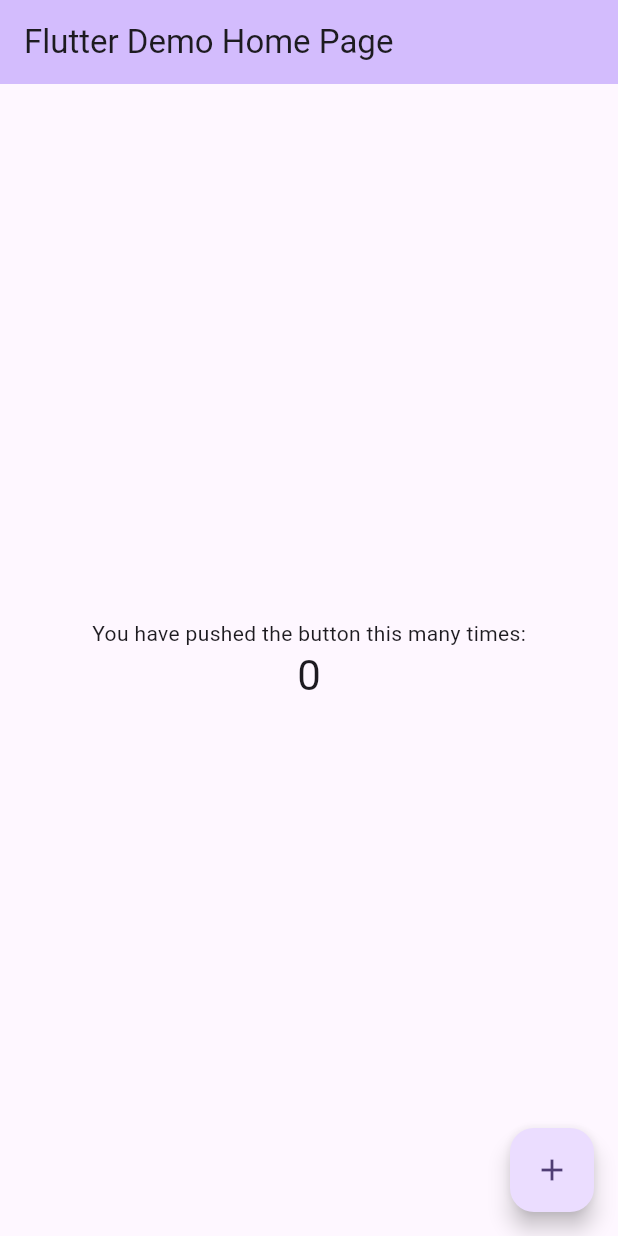
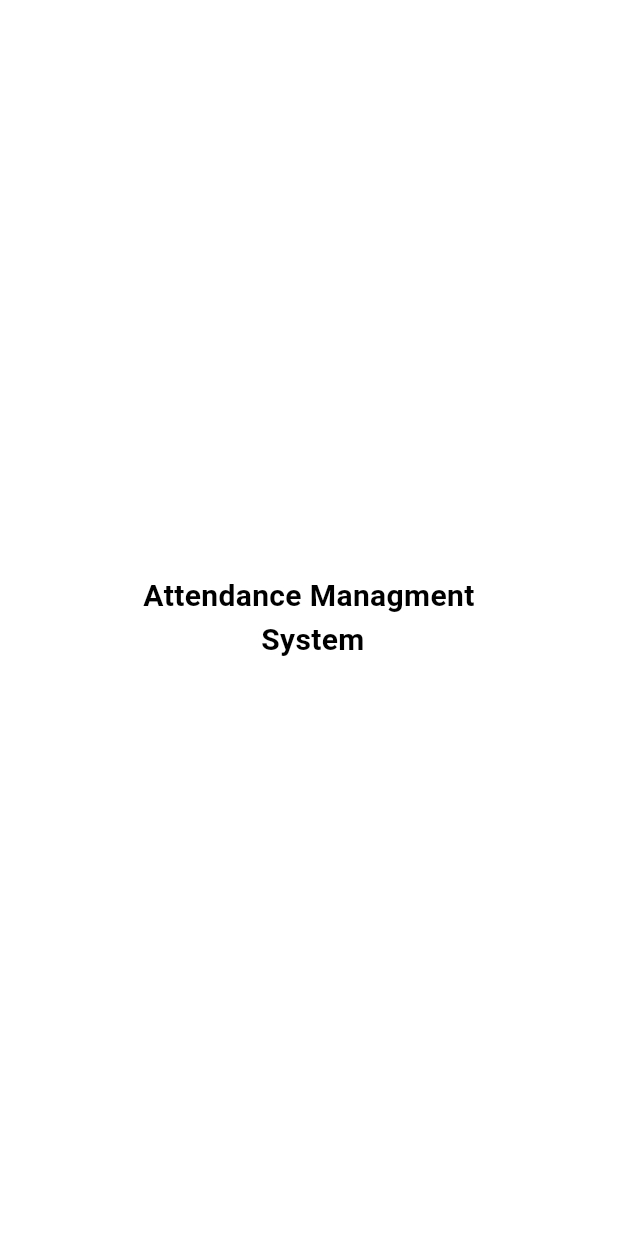
Before and after one commit to Abdulnasir-w/Attendance-Managment-System, a Flutter app: the first screen one second after launch, on a phone screen of 412 x 824 dp. Run offline on Flutter 3.47's test engine with Material 3 defaults, Android fonts, the phone set to English and light mode, and no system bars.

Commit message:
Add splash screen

```diff
--- /dev/null
+++ b/lib/Screens/Auth/splash_screen.dart
@@ -0,0 +1,45 @@
+import 'package:attendance_ms/Screens/Auth/sign_in_screen.dart';
+import 'package:flutter/material.dart';
+
+class SplashScreen extends StatefulWidget {
+  const SplashScreen({super.key});
+
+  @override
+  State<SplashScreen> createState() => _SplashScreenState();
+}
+
+class _SplashScreenState extends State<SplashScreen> {
+  @override
+  void initState() {
+    super.initState();
+    Future.delayed(const Duration(seconds: 3), () {
+      if (mounted) {
+        Navigator.pushReplacement(context,
+            MaterialPageRoute(builder: (context) => const LoginScreen()));
+      }
+    });
+  }
+
+  @override
+  Widget build(BuildContext context) {
+    return const Scaffold(
+      backgroundColor: Colors.white,
+      body: Column(
+        mainAxisAlignment: MainAxisAlignment.center,
+        children: [
+          Center(
+            child: Text(
+              "Attendance Managment \n System",
+              style: TextStyle(
+                color: Colors.black,
+                fontSize: 20,
+                fontWeight: FontWeight.bold,
+              ),
+              textAlign: TextAlign.center,
+            ),
+          ),
+        ],
+      ),
+    );
+  }
+}
--- a/lib/main.dart
+++ b/lib/main.dart
@@ -1,3 +1,4 @@
+import 'package:attendance_ms/Screens/Auth/splash_screen.dart';
 import 'package:flutter/material.dart';
 
 void main() {
@@ -10,116 +11,9 @@ class MyApp extends StatelessWidget {
   // This widget is the root of your application.
   @override
   Widget build(BuildContext context) {
-    return MaterialApp(
-      title: 'Flutter Demo',
-      theme: ThemeData(
-        // This is the theme of your application.
-        //
-        // TRY THIS: Try running your application with "flutter run". You'll see
-        // the application has a purple toolbar. Then, without quitting the app,
-        // try changing the seedColor in the colorScheme below to Colors.green
-        // and then invoke "hot reload" (save your changes or press the "hot
-        // reload" button in a Flutter-supported IDE, or press "r" if you used
-        // the command line to start the app).
-        //
-        // Notice that the counter didn't reset back to zero; the application
-        // state is not lost during the reload. To reset the state, use hot
-        // restart instead.
-        //
-        // This works for code too, not just values: Most code changes can be
-        // tested with just a hot reload.
-        colorScheme: ColorScheme.fromSeed(seedColor: Colors.deepPurple),
-        useMaterial3: true,
-      ),
-      home: const MyHomePage(title: 'Flutter Demo Home Page'),
+    return const MaterialApp(
+      debugShowCheckedModeBanner: false,
+      home: SplashScreen(),
     );
   }
 }
-
-class MyHomePage extends StatefulWidget {
-  const MyHomePage({super.key, required this.title});
-
-  // This widget is the home page of your application. It is stateful, meaning
-  // that it has a State object (defined below) that contains fields that affect
-  // how it looks.
-
-  // This class is the configuration for the state. It holds the values (in this
-  // case the title) provided by the parent (in this case the App widget) and
-  // used by the build method of the State. Fields in a Widget subclass are
-  // always marked "final".
-
-  final String title;
-
-  @override
-  State<MyHomePage> createState() => _MyHomePageState();
-}
-
-class _MyHomePageState extends State<MyHomePage> {
-  int _counter = 0;
-
-  void _incrementCounter() {
-    setState(() {
-      // This call to setState tells the Flutter framework that something has
-      // changed in this State, which causes it to rerun the build method below
-      // so that the display can reflect the updated values. If we changed
-      // _counter without calling setState(), then the build method would not be
-      // called again, and so nothing would appear to happen.
-      _counter++;
-    });
-  }
-
-  @override
-  Widget build(BuildContext context) {
-    // This method is rerun every time setState is called, for instance as done
-    // by the _incrementCounter method above.
-    //
-    // The Flutter framework has been optimized to make rerunning build methods
-    // fast, so that you can just rebuild anything that needs updating rather
-    // than having to individually change instances of widgets.
-    return Scaffold(
-      appBar: AppBar(
-        // TRY THIS: Try changing the color here to a specific color (to
-        // Colors.amber, perhaps?) and trigger a hot reload to see the AppBar
-        // change color while the other colors stay the same.
-        backgroundColor: Theme.of(context).colorScheme.inversePrimary,
-        // Here we take the value from the MyHomePage object that was created by
-        // the App.build method, and use it to set our appbar title.
-        title: Text(widget.title),
-      ),
-      body: Center(
-        // Center is a layout widget. It takes a single child and positions it
-        // in the middle of the parent.
-        child: Column(
-          // Column is also a layout widget. It takes a list of children and
-          // arranges them vertically. By default, it sizes itself to fit its
-          // children horizontally, and tries to be as tall as its parent.
-          //
-          // Column has various properties to control how it sizes itself and
-          // how it positions its children. Here we use mainAxisAlignment to
-          // center the children vertically; the main axis here is the vertical
-          // axis because Columns are vertical (the cross axis would be
-          // horizontal).
-          //
-          // TRY THIS: Invoke "debug painting" (choose the "Toggle Debug Paint"
-          // action in the IDE, or press "p" in the console), to see the
-          // wireframe for each widget.
-          mainAxisAlignment: MainAxisAlignment.center,
-          children: <Widget>[
-            const Text(
-              'You have pushed the button this many times:',
-            ),
-            Text(
-              '$_counter',
-              style: Theme.of(context).textTheme.headlineMedium,
-            ),
-          ],
-        ),
-      ),
-      floatingActionButton: FloatingActionButton(
-        onPressed: _incrementCounter,
-        tooltip: 'Increment',
-        child: const Icon(Icons.add),
-      ), // This trailing comma makes auto-formatting nicer for build methods.
-    );
-  }
-}
```
